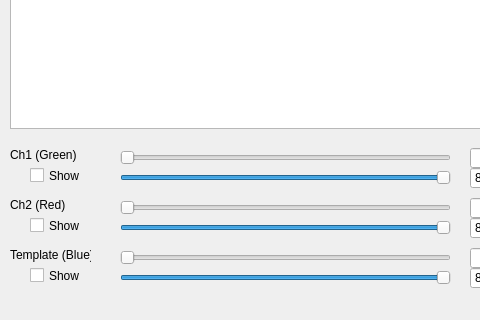
Above: mainwindow.ui from amitani/onlineMotionCorrection before the change; both pictures show x 0 to 480 and y 413 to 733 of the 1049 by 733 pixel window. Below: the same form after it.
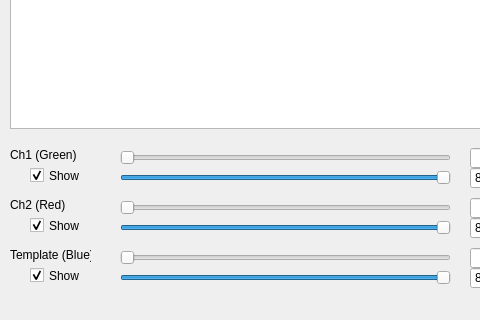
That is the form after the change.

Commit message: implemented channel checkbox

What changed in the file:
```diff
--- a/mainwindow.ui
+++ b/mainwindow.ui
@@ -243,6 +243,9 @@
     <property name="text">
      <string>Show</string>
     </property>
+    <property name="checked">
+     <bool>true</bool>
+    </property>
    </widget>
    <widget class="QCheckBox" name="checkBoxCh2">
     <property name="geometry">
@@ -256,6 +259,9 @@
     <property name="text">
      <string>Show</string>
     </property>
+    <property name="checked">
+     <bool>true</bool>
+    </property>
    </widget>
    <widget class="QCheckBox" name="checkBoxCh3">
     <property name="geometry">
@@ -269,6 +275,9 @@
     <property name="text">
      <string>Show</string>
     </property>
+    <property name="checked">
+     <bool>true</bool>
+    </property>
    </widget>
    <widget class="QComboBox" name="comboBoxAverage">
     <property name="geometry">
```
The commit also changes 2 other files.
